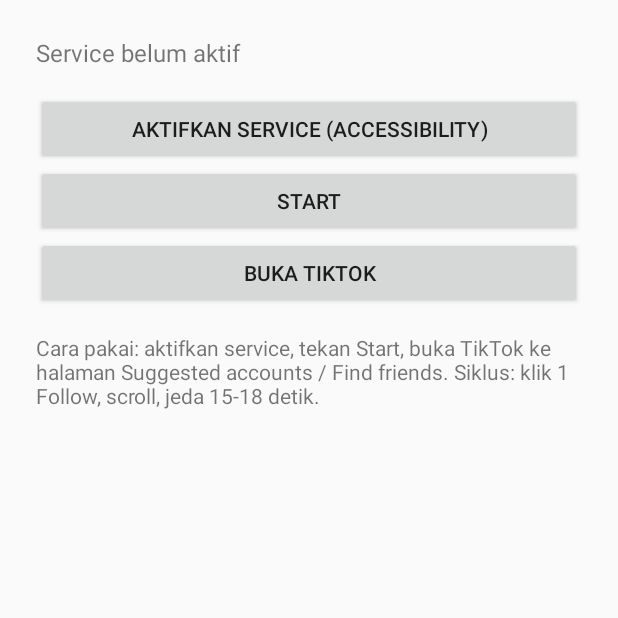
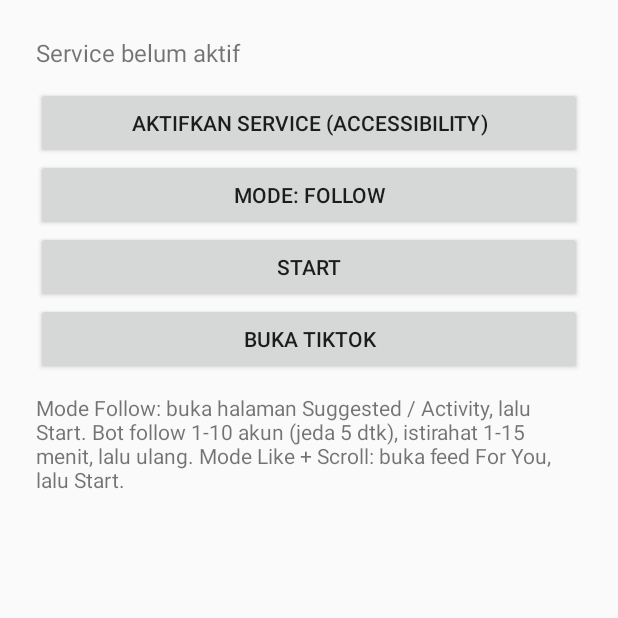
Before and after one commit to ChiperSage/TikFollow-project, an Android app: the screen it shows after launch (MainActivity), on a phone screen of 412 x 824 dp, the top half of it. Run offline under Robolectric (Android 15) with nearby library versions, the phone set to English and light mode, and no system bars.

Commit message:
Update MainActivity.java

```diff
--- a/app/src/main/java/com/pijay/tikfollow/MainActivity.java
+++ b/app/src/main/java/com/pijay/tikfollow/MainActivity.java
@@ -7,6 +7,8 @@ import android.os.Handler;
 import android.os.Looper;
 import android.provider.Settings;
 import android.widget.Button;
+import android.widget.LinearLayout;
+import android.widget.ScrollView;
 import android.widget.TextView;
 import android.widget.Toast;
 
@@ -18,14 +20,46 @@ public class MainActivity extends Activity {
         @Override public void run() { refresh(); ui.postDelayed(this, 1000); }
     };
 
+    private Button mk(String text) {
+        Button b = new Button(this);
+        b.setText(text);
+        return b;
+    }
+
     @Override protected void onCreate(Bundle b) {
         super.onCreate(b);
-        setContentView(R.layout.activity_main);
-        status = findViewById(R.id.status);
-        toggle = findViewById(R.id.btnToggle);
-        modeBtn = findViewById(R.id.btnMode);
 
-        findViewById(R.id.btnEnable).setOnClickListener(v ->
+        LinearLayout root = new LinearLayout(this);
+        root.setOrientation(LinearLayout.VERTICAL);
+        int pad = (int) (24 * getResources().getDisplayMetrics().density);
+        root.setPadding(pad, pad, pad, pad);
+
+        status = new TextView(this);
+        status.setTextSize(16);
+        status.setPadding(0, 0, 0, pad / 2);
+        root.addView(status);
+
+        Button btnEnable = mk("Aktifkan service (Accessibility)");
+        modeBtn = mk("Mode: Follow");
+        toggle = mk("Start");
+        Button btnOpen = mk("Buka TikTok");
+        root.addView(btnEnable);
+        root.addView(modeBtn);
+        root.addView(toggle);
+        root.addView(btnOpen);
+
+        TextView info = new TextView(this);
+        info.setPadding(0, pad / 2, 0, 0);
+        info.setText("Mode Follow: buka halaman Suggested / Activity, lalu Start. "
+            + "Bot follow 1-10 akun (jeda 5 dtk), istirahat 1-15 menit, lalu ulang. "
+            + "Mode Like + Scroll: buka feed For You, lalu Start.");
+        root.addView(info);
+
+        ScrollView sv = new ScrollView(this);
+        sv.addView(root);
+        setContentView(sv);
+
+        btnEnable.setOnClickListener(v ->
             startActivity(new Intent(Settings.ACTION_ACCESSIBILITY_SETTINGS)));
 
         modeBtn.setOnClickListener(v -> {
@@ -47,7 +81,7 @@ public class MainActivity extends Activity {
             refresh();
         });
 
-        findViewById(R.id.btnOpen).setOnClickListener(v -> {
+        btnOpen.setOnClickListener(v -> {
             Intent i = getPackageManager().getLaunchIntentForPackage("com.zhiliaoapp.musically");
             if (i == null) i = getPackageManager().getLaunchIntentForPackage("com.ss.android.ugc.trill");
             if (i != null) startActivity(i);
```
